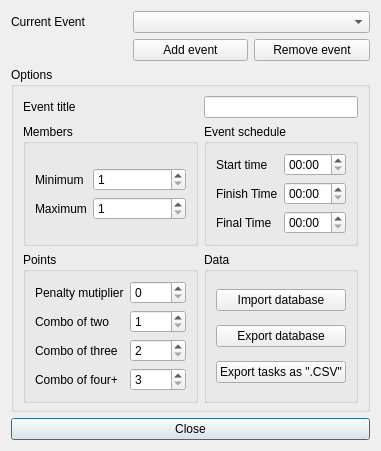
Old version of the form trunk/gui_event.ui in the repository FrankMamuda/ketoevent.
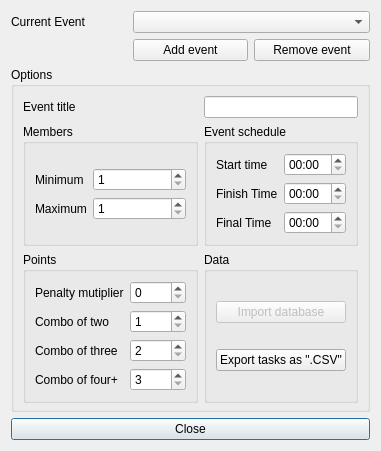
New version of the form. Icons and pictures are not drawn.

```diff
--- a/trunk/gui_event.ui
+++ b/trunk/gui_event.ui
@@ -35,6 +35,9 @@
         <layout class="QVBoxLayout" name="verticalLayout">
          <item>
           <widget class="QPushButton" name="buttonImport">
+           <property name="enabled">
+            <bool>false</bool>
+           </property>
            <property name="toolTip">
             <string>Import log database from a different machine (beta)</string>
            </property>
@@ -47,20 +50,6 @@
            </property>
           </widget>
          </item>
-         <item>
-          <widget class="QPushButton" name="buttonExport">
-           <property name="toolTip">
-            <string>Make a copy of the current database</string>
-           </property>
-           <property name="text">
-            <string>Export database</string>
-           </property>
-           <property name="icon">
-            <iconset resource="resources.qrc">
-             <normaloff>:/icons/export_16</normaloff>:/icons/export_16</iconset>
-           </property>
-          </widget>
-         </item>
          <item>
           <widget class="QPushButton" name="buttonExportCSV">
            <property name="toolTip">
```
